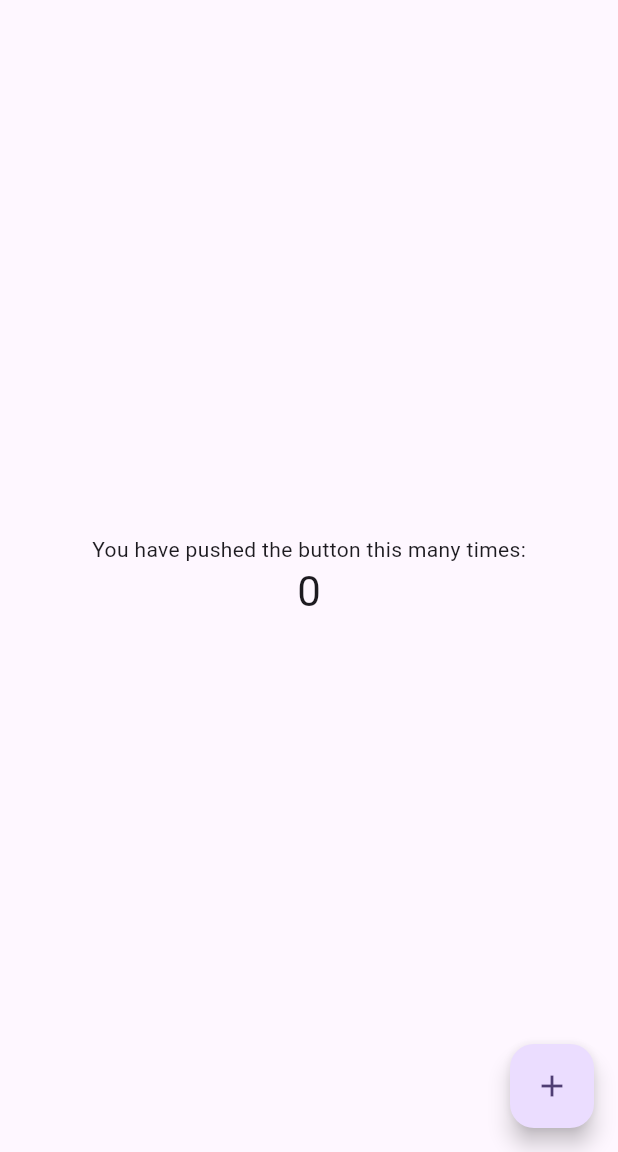
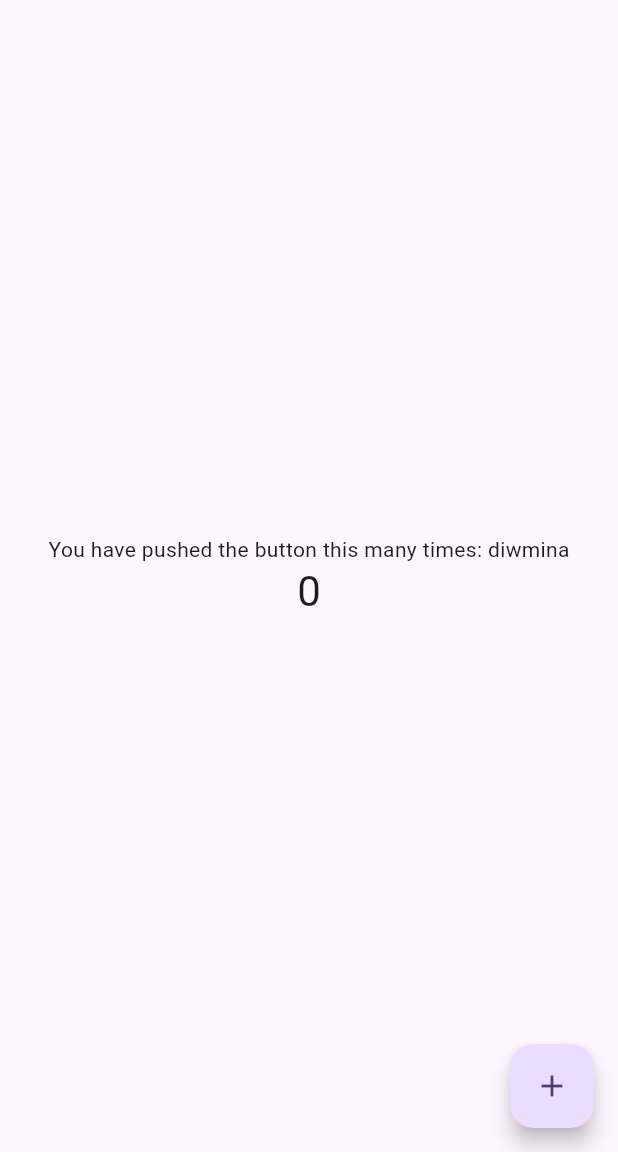
Before and after one commit to RuweenDiwmina/flutter_test1, a Flutter app: the screen it shows after launch, on a phone screen of 412 x 824 dp, the part 84-1236 px from its top. Run offline on Flutter 3.47's test engine with Material 3 defaults, Android fonts, the phone set to English and light mode, and no system bars.

```diff
--- a/lib/main.dart
+++ b/lib/main.dart
@@ -106,7 +106,7 @@ class _MyHomePageState extends State<MyHomePage> {
           mainAxisAlignment: MainAxisAlignment.center,
           children: <Widget>[
             const Text(
-              'You have pushed the button this many times:',
+              'You have pushed the button this many times: diwmina',
             ),
             Text(
               '$_counter',
```
